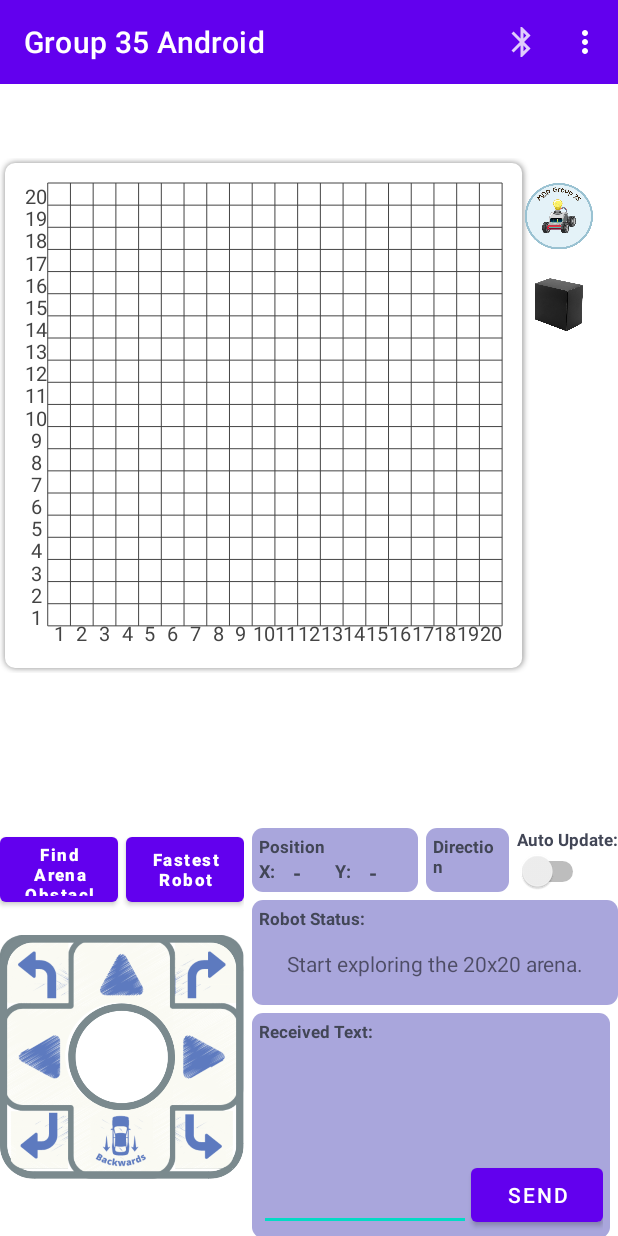
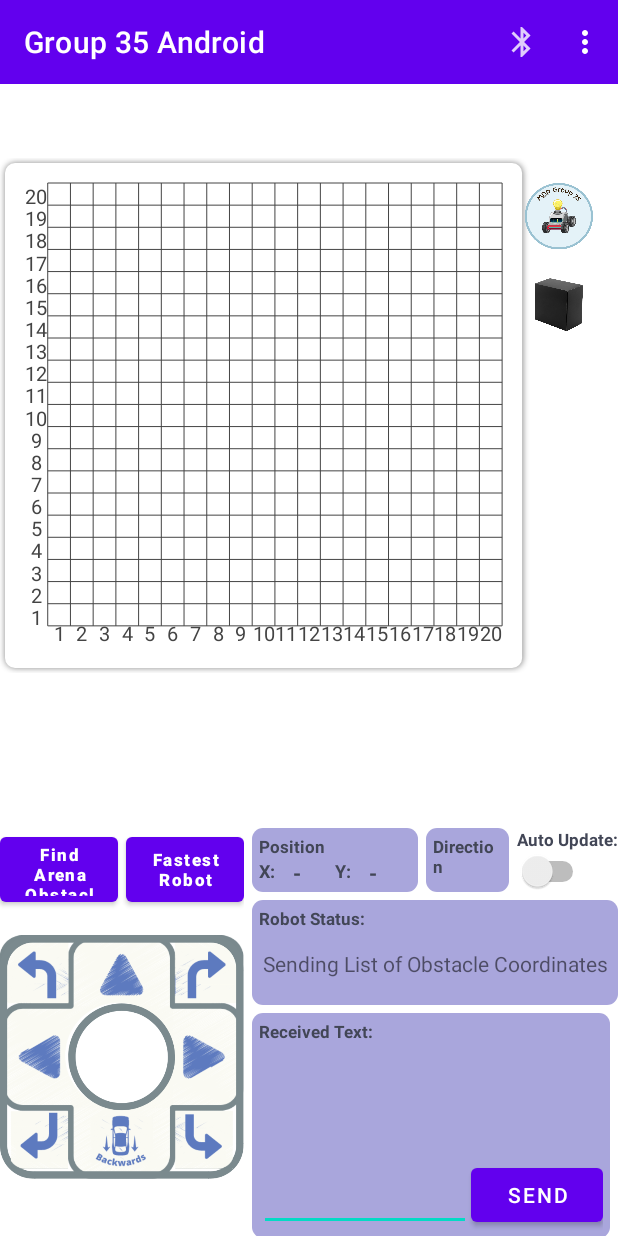
Before and after one commit to zijian99/CZ3004_AndroidApp, an Android app: the screen it shows after launch (MainActivity), after a tap on an icon or button, on a phone screen of 412 x 824 dp. Run offline under Robolectric (Android 15) with nearby library versions, the phone set to English and light mode, and no system bars; 3 statements that could not run were skipped.

Commit message:
send obstacle string

```diff
--- a/app/src/main/java/com/example/ntugroup35/MainActivity.java
+++ b/app/src/main/java/com/example/ntugroup35/MainActivity.java
@@ -34,6 +34,9 @@ import androidx.lifecycle.Observer;
 
 import com.example.ntugroup35.Bluetooth.BluetoothFragment;
 import com.example.ntugroup35.Bluetooth.DeviceList;
+
+import java.lang.reflect.Array;
+import java.util.ArrayList;
 
 public class MainActivity extends AppCompatActivity {
     /**
@@ -146,8 +149,9 @@ public class MainActivity extends AppCompatActivity {
         findViewById(R.id.arenaObstacles).setOnClickListener(new View.OnClickListener() {
             @Override
             public void onClick(View view) {
-                robot.setStatus("Start exploring the 20x20 arena.");
+                robot.setStatus("Sending List of Obstacle Coordinates");
                 textRobotStatus.setText(robot.getStatus());
+                outgoingMessage(getObstacleCoords());
                 outgoingMessage("OB,END"); //send message to RPI to let them know obstacle placement is done
             }});
 
@@ -159,6 +163,17 @@ public class MainActivity extends AppCompatActivity {
                 textRobotStatus.setText(robot.getStatus());
                 outgoingMessage("STM,I"); //send message to RPI to let them know robot may start moving
             }});
+
+        // send list of obstacles
+//        findViewById(R.id.getObstacleCoord).setOnClickListener(new View.OnClickListener() {
+//            @Override
+//            public void onClick(View view) {
+//                robot.setStatus("Sending List of Obstacle Coordinates");
+//                textRobotStatus.setText(robot.getStatus());
+//                outgoingMessage(getObstacleCoords());
+//            }
+//        });
+
         // Move forward
         findViewById(R.id.btnForward).setOnClickListener(new View.OnClickListener() {
             @Override
@@ -602,6 +617,30 @@ public class MainActivity extends AppCompatActivity {
         return false;
     }
 
+    public static String getObstacleCoords(){
+
+        ArrayList<Obstacle> obstacleArrayListList = Maze.getInstance().getObstacles();
+        String obstacleString = "The coordinates of all obstacles: ";
+        Log.d(TAG, String.valueOf(obstacleArrayListList));
+
+        for (Obstacle obstacle : Maze.getInstance().getObstacles()) {
+            obstacleString += obstacle.getX() +  "," + obstacle.getY() + "/";
+        }
+
+        return obstacleString;
+
+
+//        while (int i = 0; i < Maze.getInstance().getObstacles().size())
+//
+//        if (1 <= obstacleNumber && obstacleNumber <= Maze.getInstance().getObstacles().size()){
+//            Obstacle obstacle = Maze.getInstance().getObstacles().get(obstacleNumber - 1);
+//            obstacle.explore(targetID);
+//            mazeGrid.invalidate();
+//            return true;
+//        }
+//        return false;
+    }
+
     /**
      * Update robot status and on view
      * @param status status of the robot
--- a/app/src/main/res/layout/activity_main.xml
+++ b/app/src/main/res/layout/activity_main.xml
@@ -29,7 +29,6 @@
                 app:layout_constraintStart_toStartOf="parent"
                 app:layout_constraintTop_toTopOf="parent"
                 app:layout_constraintVertical_bias="0.37" />
-
 
         </androidx.constraintlayout.widget.ConstraintLayout>
 
```
